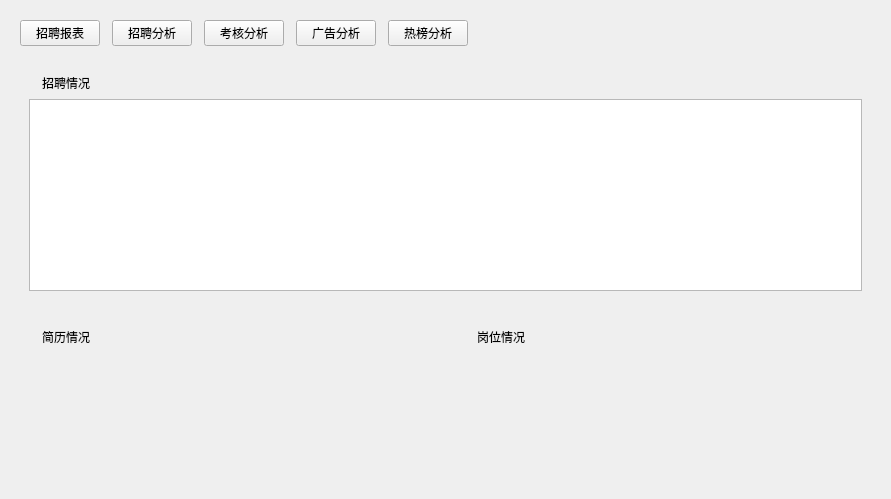
Above: Widget/Contents/widgetstatistics.ui from Mtr1994/DeskCenter before the change. Below: the same form after it.
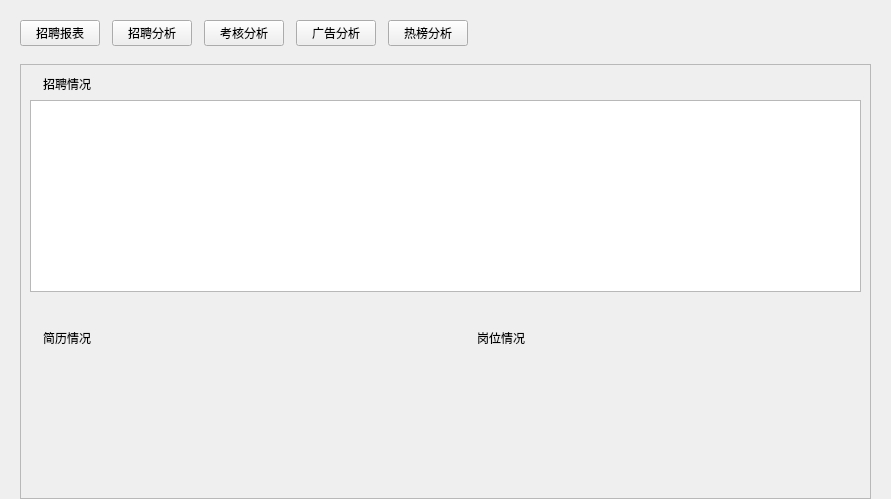
That is the form after the change.

Diff of the .ui file:
```diff
--- a/Widget/Contents/widgetstatistics.ui
+++ b/Widget/Contents/widgetstatistics.ui
@@ -20,22 +20,22 @@
    <string notr="true"/>
   </property>
   <layout class="QGridLayout" name="gridLayout_6">
+   <property name="bottomMargin">
+    <number>0</number>
+   </property>
    <item row="0" column="0">
     <widget class="QWidget" name="widgetStatisticsBase" native="true">
      <property name="styleSheet">
       <string notr="true"/>
      </property>
-     <layout class="QGridLayout" name="gridLayout_2">
-      <property name="topMargin">
-       <number>9</number>
-      </property>
+     <layout class="QGridLayout" name="gridLayout_7">
       <property name="bottomMargin">
        <number>0</number>
       </property>
       <property name="spacing">
        <number>18</number>
       </property>
-      <item row="0" column="0" colspan="2">
+      <item row="0" column="0">
        <widget class="QWidget" name="widgetSelecter" native="true">
         <layout class="QGridLayout" name="gridLayout">
          <property name="leftMargin">
@@ -57,7 +57,7 @@
           <number>0</number>
          </property>
          <item row="0" column="0">
-          <widget class="QPushButton" name="pushButton">
+          <widget class="QPushButton" name="btnNeedPeople">
            <property name="text">
             <string>招聘报表</string>
            </property>
@@ -152,7 +152,170 @@
         </layout>
        </widget>
       </item>
-      <item row="1" column="0" colspan="2">
+      <item row="1" column="0">
+       <widget class="QScrollArea" name="scrollArea">
+        <property name="styleSheet">
+         <string notr="true"/>
+        </property>
+        <property name="verticalScrollBarPolicy">
+         <enum>Qt::ScrollBarAlwaysOff</enum>
+        </property>
+        <property name="horizontalScrollBarPolicy">
+         <enum>Qt::ScrollBarAlwaysOff</enum>
+        </property>
+        <property name="widgetResizable">
+         <bool>true</bool>
+        </property>
+        <widget class="QWidget" name="scrollAreaWidgetContents">
+         <property name="geometry">
+          <rect>
+           <x>0</x>
+           <y>0</y>
+           <width>853</width>
+           <height>437</height>
+          </rect>
+         </property>
+         <property name="styleSheet">
+          <string notr="true"/>
+         </property>
+         <layout class="QGridLayout" name="gridLayout_2">
+          <property name="leftMargin">
+           <number>0</number>
+          </property>
+          <property name="topMargin">
+           <number>0</number>
+          </property>
+          <property name="rightMargin">
+           <number>0</number>
+          </property>
+          <property name="bottomMargin">
+           <number>0</number>
+          </property>
+          <property name="spacing">
+           <number>18</number>
+          </property>
+          <item row="1" column="1">
+           <widget class="QWidget" name="widgetPostBase" native="true">
+            <property name="sizePolicy">
+             <sizepolicy hsizetype="Preferred" vsizetype="Expanding">
+              <horstretch>0</horstretch>
+              <verstretch>0</verstretch>
+             </sizepolicy>
+            </property>
+            <layout class="QGridLayout" name="gridLayout_5">
+             <item row="0" column="0">
+              <layout class="QHBoxLayout" name="horizontalLayout_3">
+               <item>
+                <widget class="QLabel" name="label_6">
+                 <property name="text">
+                  <string/>
+                 </property>
+                 <property name="TitleIcon" stdset="0">
+                  <bool>true</bool>
+                 </property>
+                </widget>
+               </item>
+               <item>
+                <widget class="QLabel" name="label_3">
+                 <property name="text">
+                  <string>岗位情况</string>
+                 </property>
+                 <property name="TitleA" stdset="0">
+                  <bool>true</bool>
+                 </property>
+                </widget>
+               </item>
+               <item>
+                <spacer name="horizontalSpacer_4">
+                 <property name="orientation">
+                  <enum>Qt::Horizontal</enum>
+                 </property>
+                 <property name="sizeHint" stdset="0">
+                  <size>
+                   <width>40</width>
+                   <height>20</height>
+                  </size>
+                 </property>
+                </spacer>
+               </item>
+              </layout>
+             </item>
+             <item row="1" column="0">
+              <widget class="QWidget" name="widgetPostContainer" native="true">
+               <property name="sizePolicy">
+                <sizepolicy hsizetype="Preferred" vsizetype="Expanding">
+                 <horstretch>0</horstretch>
+                 <verstretch>0</verstretch>
+                </sizepolicy>
+               </property>
+               <property name="styleSheet">
+                <string notr="true"/>
+               </property>
+              </widget>
+             </item>
+            </layout>
+           </widget>
+          </item>
+          <item row="1" column="0">
+           <widget class="QWidget" name="widgetResumeBase" native="true">
+            <property name="sizePolicy">
+             <sizepolicy hsizetype="Preferred" vsizetype="Expanding">
+              <horstretch>0</horstretch>
+              <verstretch>0</verstretch>
+             </sizepolicy>
+            </property>
+            <layout class="QGridLayout" name="gridLayout_4">
+             <item row="0" column="0">
+              <layout class="QHBoxLayout" name="horizontalLayout_2">
+               <item>
+                <widget class="QLabel" name="label_5">
+                 <property name="text">
+                  <string/>
+                 </property>
+                 <property name="TitleIcon" stdset="0">
+                  <bool>false</bool>
+                 </property>
+                </widget>
+               </item>
+               <item>
+                <widget class="QLabel" name="label_2">
+                 <property name="text">
+                  <string>简历情况</string>
+                 </property>
+                 <property name="TitleA" stdset="0">
+                  <bool>true</bool>
+                 </property>
+                </widget>
+               </item>
+               <item>
+                <spacer name="horizontalSpacer_3">
+                 <property name="orientation">
+                  <enum>Qt::Horizontal</enum>
+                 </property>
+                 <property name="sizeHint" stdset="0">
+                  <size>
+                   <width>40</width>
+                   <height>20</height>
+                  </size>
+                 </property>
+                </spacer>
+               </item>
+              </layout>
+             </item>
+             <item row="1" column="0">
+              <widget class="QWidget" name="widgetResumeContainer" native="true">
+               <property name="sizePolicy">
+                <sizepolicy hsizetype="Preferred" vsizetype="Expanding">
+                 <horstretch>0</horstretch>
+                 <verstretch>0</verstretch>
+                </sizepolicy>
+               </property>
+              </widget>
+             </item>
+            </layout>
+           </widget>
+          </item>
+          <item row="0" column="0" colspan="2">
        <widget class="QWidget" name="widgetRecruitBase" native="true">
         <property name="sizePolicy">
          <sizepolicy hsizetype="Preferred" vsizetype="Expanding">
@@ -235,125 +398,21 @@
         </layout>
        </widget>
       </item>
-      <item row="2" column="0">
-       <widget class="QWidget" name="widgetResumeBase" native="true">
-        <property name="sizePolicy">
-         <sizepolicy hsizetype="Preferred" vsizetype="Expanding">
-          <horstretch>0</horstretch>
-          <verstretch>0</verstretch>
-         </sizepolicy>
-        </property>
-        <layout class="QGridLayout" name="gridLayout_4">
-         <item row="0" column="0">
-          <layout class="QHBoxLayout" name="horizontalLayout_2">
-           <item>
-            <widget class="QLabel" name="label_5">
-             <property name="text">
-              <string/>
-             </property>
-             <property name="TitleIcon" stdset="0">
-              <bool>false</bool>
-             </property>
-            </widget>
-           </item>
-           <item>
-            <widget class="QLabel" name="label_2">
-             <property name="text">
-              <string>简历情况</string>
-             </property>
-             <property name="TitleA" stdset="0">
-              <bool>true</bool>
-             </property>
-            </widget>
-           </item>
-           <item>
-            <spacer name="horizontalSpacer_3">
+          <item row="2" column="0" colspan="2">
+           <spacer name="verticalSpacer">
              <property name="orientation">
-              <enum>Qt::Horizontal</enum>
+             <enum>Qt::Vertical</enum>
              </property>
              <property name="sizeHint" stdset="0">
               <size>
-               <width>40</width>
-               <height>20</height>
+              <width>20</width>
+              <height>40</height>
               </size>
              </property>
             </spacer>
            </item>
           </layout>
-         </item>
-         <item row="1" column="0">
-          <widget class="QWidget" name="widget" native="true">
-           <property name="sizePolicy">
-            <sizepolicy hsizetype="Preferred" vsizetype="Expanding">
-             <horstretch>0</horstretch>
-             <verstretch>0</verstretch>
-            </sizepolicy>
-           </property>
-          </widget>
-         </item>
-        </layout>
-       </widget>
-      </item>
-      <item row="2" column="1">
-       <widget class="QWidget" name="widgetPostBase" native="true">
-        <property name="sizePolicy">
-         <sizepolicy hsizetype="Preferred" vsizetype="Expanding">
-          <horstretch>0</horstretch>
-          <verstretch>0</verstretch>
-         </sizepolicy>
-        </property>
-        <layout class="QGridLayout" name="gridLayout_5">
-         <item row="0" column="0">
-          <layout class="QHBoxLayout" name="horizontalLayout_3">
-           <item>
-            <widget class="QLabel" name="label_6">
-             <property name="text">
-              <string/>
-             </property>
-             <property name="TitleIcon" stdset="0">
-              <bool>true</bool>
-             </property>
-            </widget>
-           </item>
-           <item>
-            <widget class="QLabel" name="label_3">
-             <property name="text">
-              <string>岗位情况</string>
-             </property>
-             <property name="TitleA" stdset="0">
-              <bool>true</bool>
-             </property>
-            </widget>
-           </item>
-           <item>
-            <spacer name="horizontalSpacer_4">
-             <property name="orientation">
-              <enum>Qt::Horizontal</enum>
-             </property>
-             <property name="sizeHint" stdset="0">
-              <size>
-               <width>40</width>
-               <height>20</height>
-              </size>
-             </property>
-            </spacer>
-           </item>
-          </layout>
-         </item>
-         <item row="1" column="0">
-          <widget class="QWidget" name="widget_2" native="true">
-           <property name="sizePolicy">
-            <sizepolicy hsizetype="Preferred" vsizetype="Expanding">
-             <horstretch>0</horstretch>
-             <verstretch>0</verstretch>
-            </sizepolicy>
-           </property>
-           <property name="styleSheet">
-            <string notr="true"/>
-           </property>
-          </widget>
-         </item>
-        </layout>
+        </widget>
        </widget>
       </item>
      </layout>
```
Lines whose indentation alone changed are shown as unchanged.
